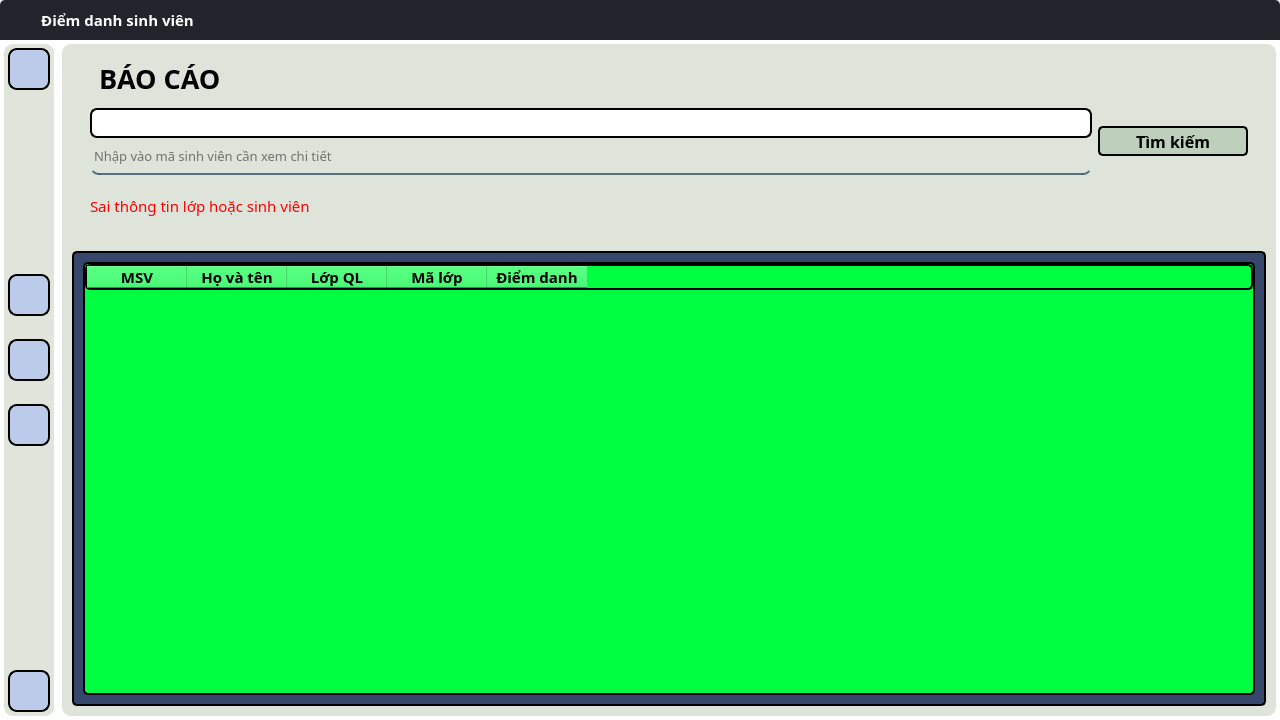
cdghhhiilnnotu/Face-Attendance-CLIENT, file attendance.ui: the form before one commit.
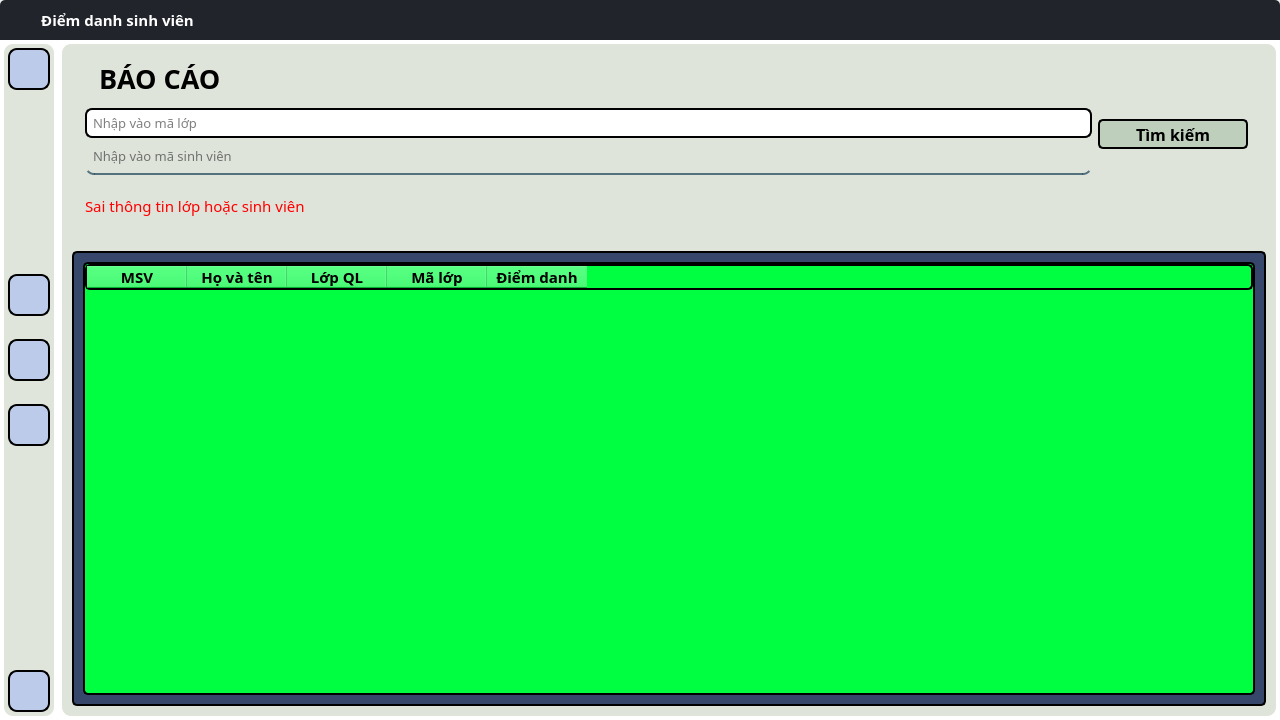
The form after the commit. The open tabs and pages were chosen to show the change. Icons and pictures are not drawn.

```diff
--- a/attendance.ui
+++ b/attendance.ui
@@ -1658,6 +1658,9 @@
                  <item>
                   <widget class="QWidget" name="widget_8" native="true">
                    <layout class="QGridLayout" name="gridLayout">
+                    <property name="leftMargin">
+                     <number>4</number>
+                    </property>
                     <item row="0" column="0">
                      <widget class="QLineEdit" name="report_class_input">
                       <property name="minimumSize">
@@ -1675,7 +1678,9 @@
                       <property name="styleSheet">
                        <string notr="true">background-color: rgb(255, 255, 255);
 border-radius: 7px;
-border: 2px solid #000;</string>
+border: 2px solid #000;
+padding-left: 4px;
+</string>
                       </property>
                       <property name="inputMask">
                        <string/>
@@ -1683,6 +1688,9 @@
                       <property name="text">
                        <string/>
                       </property>
+                      <property name="placeholderText">
+                       <string>Nhập vào mã lớp</string>
+                      </property>
                      </widget>
                     </item>
                     <item row="0" column="1" rowspan="2">
@@ -1720,7 +1728,7 @@
                       </property>
                      </widget>
                     </item>
-                    <item row="1" column="0">
+                    <item row="1" column="0" rowspan="2">
                      <widget class="QLineEdit" name="report_student_input">
                       <property name="minimumSize">
                        <size>
@@ -1740,7 +1748,7 @@
 border-bottom-color: rgba(46, 82, 101, 200);
 color: rgb(0,0,0);
 padding-bottom:7px;
-</string>
+padding-left:4px;</string>
                       </property>
                       <property name="inputMask">
                        <string/>
@@ -1749,11 +1757,24 @@
                        <string/>
                       </property>
                       <property name="placeholderText">
-                       <string>Nhập vào mã sinh viên cần xem chi tiết</string>
+                       <string>Nhập vào mã sinh viên</string>
                       </property>
                      </widget>
                     </item>
-                    <item row="2" column="0">
+                    <item row="2" column="1" rowspan="2">
+                     <spacer name="verticalSpacer_7">
+                      <property name="orientation">
+                       <enum>Qt::Vertical</enum>
+                      </property>
+                      <property name="sizeHint" stdset="0">
+                       <size>
+                        <width>20</width>
+                        <height>18</height>
+                       </size>
+                      </property>
+                     </spacer>
+                    </item>
+                    <item row="3" column="0" rowspan="2">
                      <widget class="QLabel" name="report_wrong_label">
                       <property name="font">
                        <font>
@@ -1769,6 +1790,19 @@
                       </property>
                      </widget>
                     </item>
+                    <item row="4" column="1">
+                     <spacer name="verticalSpacer_6">
+                      <property name="orientation">
+                       <enum>Qt::Vertical</enum>
+                      </property>
+                      <property name="sizeHint" stdset="0">
+                       <size>
+                        <width>20</width>
+                        <height>24</height>
+                       </size>
+                      </property>
+                     </spacer>
+                    </item>
                    </layout>
                   </widget>
                  </item>
```
Left out of the diff: 8 changed lines with no effect on the pictures.
